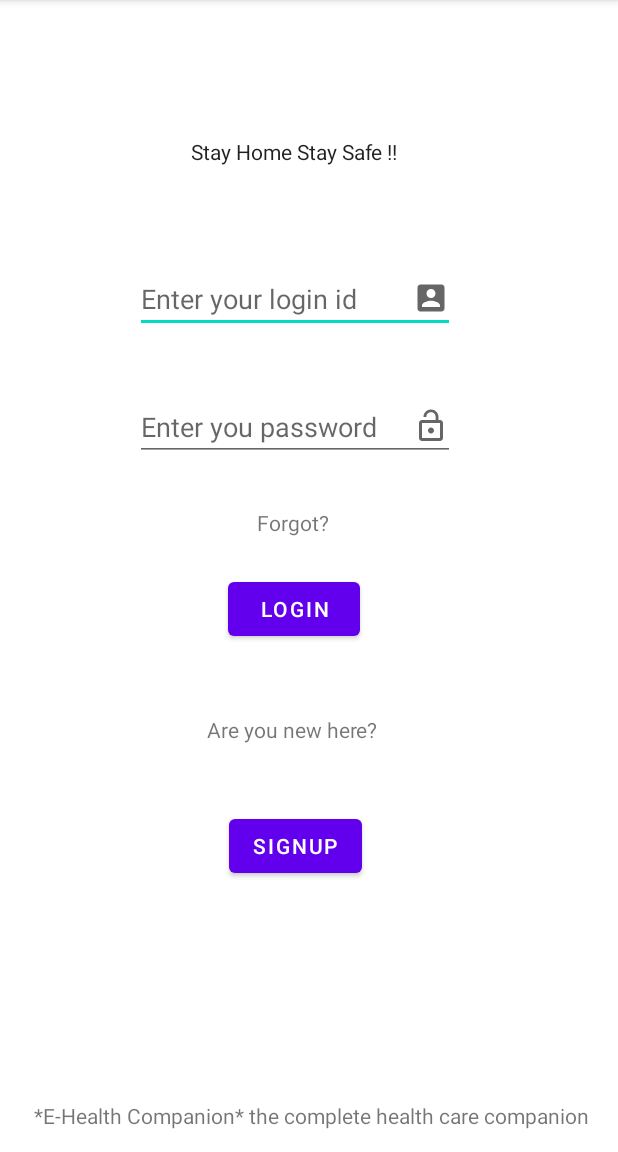
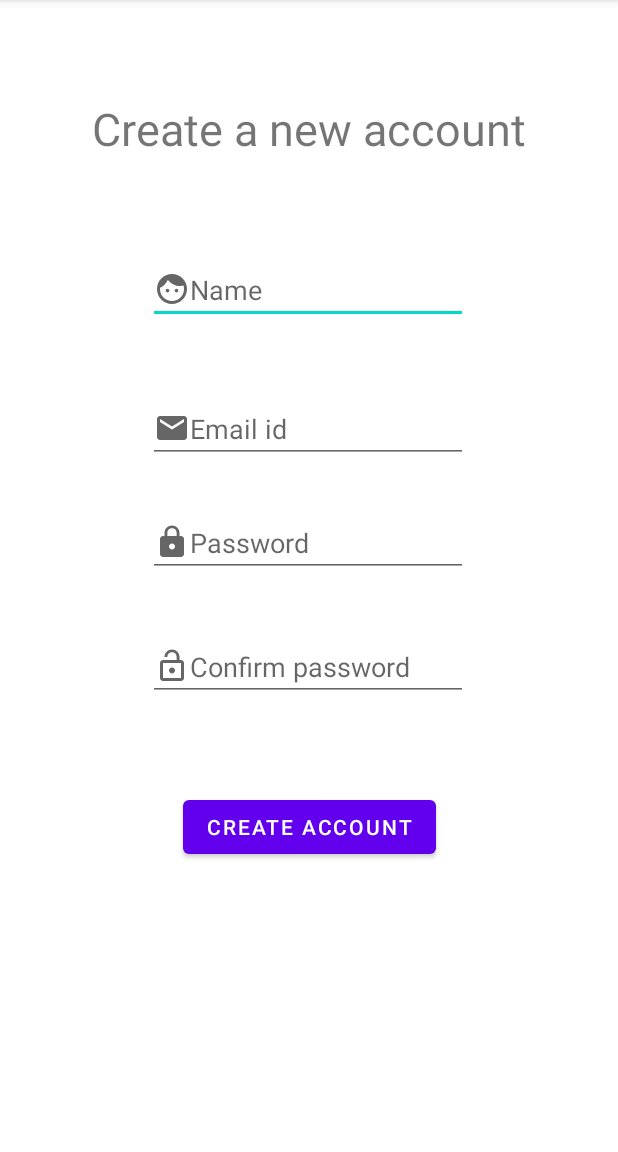
Before and after one commit to vishnujsuresh/revive, an Android app: the screen it shows after launch (MainActivity before the commit, signup after it), after a tap on "SIGNUP", on a phone screen of 412 x 824 dp, the part 84-1236 px from its top. Run offline under Robolectric (Android 15) with nearby library versions, the phone set to English and light mode, and no system bars; our stand-ins replace Firebase (no records; nobody signed in at launch, a user with empty details on screens opened directly).

Commit message:
signui ui fix

```diff
--- a/app/src/main/AndroidManifest.xml
+++ b/app/src/main/AndroidManifest.xml
@@ -1,7 +1,6 @@
 <?xml version="1.0" encoding="utf-8"?>
 <manifest xmlns:android="http://schemas.android.com/apk/res/android"
     package="com.example.myapplication">
-
 
     <application
         android:allowBackup="true"
@@ -10,7 +9,9 @@
         android:roundIcon="@mipmap/ic_launcher_round"
         android:supportsRtl="true"
         android:theme="@style/Theme.MyApplication">
-        <activity android:name=".drbot"></activity>
+        <activity android:name=".signup"></activity>
+        <activity android:name=".Timeline" />
+        <activity android:name=".drbot" />
         <activity android:name=".medstats" />
         <activity android:name=".symptommanagement" />
         <activity android:name=".home" />
--- a/app/src/main/java/com/example/myapplication/MainActivity.kt
+++ b/app/src/main/java/com/example/myapplication/MainActivity.kt
@@ -8,60 +8,41 @@ import android.view.View
 import android.widget.Button
 import android.widget.EditText
 import android.widget.Toast
+import com.google.android.gms.tasks.OnCompleteListener
 import com.google.firebase.auth.FirebaseAuth
-//import com.google.firebase.analytics.FirebaseAnalytics
+import com.google.firebase.analytics.FirebaseAnalytics
+import com.google.firebase.auth.AuthResult
 
 
 class MainActivity : AppCompatActivity() {
 
-    lateinit var auth: FirebaseAuth
-    private var mAuth:FirebaseAuth?=null
+
 
     override fun onCreate(savedInstanceState: Bundle?) {
         super.onCreate(savedInstanceState)
         setContentView(R.layout.activity_main)
 
-        mAuth = FirebaseAuth.getInstance()
 
 
-        val signupvar = findViewById<Button>(R.id.signupButton)
-        val loginvar = findViewById<Button>(R.id.login_button)
-        val emailvar = findViewById<EditText>(R.id.loginmail)
-        val passvar = findViewById<EditText>(R.id.password)
 
-        signupvar.setOnClickListener {
-            val intent = Intent(this@MainActivity, MainActivity2signup::class.java)
+        val signupvar= findViewById<Button>(R.id.signupButton)
+        val loginvar= findViewById<Button>(R.id.login_button)
+
+        signupvar.setOnClickListener{
+           val intent = Intent(this@MainActivity,signup::class.java)
             startActivity(intent)
 
         }
 
-      loginvar.setOnClickListener {
-            val intent = Intent(this@MainActivity, home::class.java)
+        loginvar.setOnClickListener{
+            val intent = Intent(this@MainActivity,home::class.java)
             startActivity(intent)
 
         }
 
-        fun buLoginEvent(view:View){
-
-            //signu event when signup is clicked
-            val email= emailvar.text.toString()
-            val password= passvar.text.toString()
-            //loginToFirebase(email,password)
-        }
-
-        fun loginToFirebase(email:String,password:String){
-            mAuth!!.createUserWithEmailAndPassword(email,password)
-                    .addOnCompleteListener(this){task ->
-                        if(task.isSuccessful){
-                            Toast.makeText(applicationContext,"login Successful",Toast.LENGTH_LONG).show()
-                            //Log.d("login:",mAuth!!.currentUser)
-                        }
-                        else{
-                            Toast.makeText(applicationContext,"login Failed",Toast.LENGTH_LONG).show()
-                        }
 
 
-                    }
-        }
-    }
+
 }
+
+}
--- a/app/src/main/java/com/example/myapplication/signup.kt
+++ b/app/src/main/java/com/example/myapplication/signup.kt
@@ -8,4 +8,5 @@ class signup : AppCompatActivity() {
         super.onCreate(savedInstanceState)
         setContentView(R.layout.activity_signup)
     }
+
 }
--- a/app/src/main/res/layout/activity_signup.xml
+++ b/app/src/main/res/layout/activity_signup.xml
@@ -4,6 +4,90 @@
     xmlns:tools="http://schemas.android.com/tools"
     android:layout_width="match_parent"
     android:layout_height="match_parent"
-    tools:context=".signup">
+    tools:context=".MainActivity2signup">
+
+
+    <EditText
+        android:id="@+id/SName"
+        android:layout_width="wrap_content"
+        android:layout_height="wrap_content"
+        android:ems="10"
+        android:hint="Name"
+        android:inputType="textPersonName"
+        android:drawableStart="@drawable/ic_baseline_face_24"
+        app:layout_constraintBottom_toBottomOf="parent"
+        app:layout_constraintEnd_toEndOf="parent"
+        app:layout_constraintHorizontal_bias="0.497"
+        app:layout_constraintStart_toStartOf="parent"
+        app:layout_constraintTop_toTopOf="parent"
+        app:layout_constraintVertical_bias="0.236" />
+
+    <EditText
+        android:id="@+id/mail"
+        android:layout_width="wrap_content"
+        android:layout_height="wrap_content"
+        android:ems="10"
+        android:hint="Email id"
+        android:inputType="textEmailAddress"
+        android:drawableStart="@drawable/ic_baseline_email_24"
+        app:layout_constraintBottom_toBottomOf="parent"
+        app:layout_constraintEnd_toEndOf="parent"
+        app:layout_constraintHorizontal_bias="0.497"
+        app:layout_constraintStart_toStartOf="parent"
+        app:layout_constraintTop_toBottomOf="@+id/SName"
+        app:layout_constraintVertical_bias="0.094" />
+
+    <EditText
+        android:id="@+id/signpass"
+        android:layout_width="wrap_content"
+        android:layout_height="wrap_content"
+        android:ems="10"
+        android:hint="Password"
+        android:inputType="textPassword"
+        android:drawableStart="@drawable/ic_baseline_lock_24"
+        app:layout_constraintBottom_toBottomOf="parent"
+        app:layout_constraintEnd_toEndOf="parent"
+        app:layout_constraintHorizontal_bias="0.497"
+        app:layout_constraintStart_toStartOf="parent"
+        app:layout_constraintTop_toBottomOf="@+id/mail"
+        app:layout_constraintVertical_bias="0.074" />
+
+    <EditText
+        android:id="@+id/signpasscon"
+        android:layout_width="wrap_content"
+        android:layout_height="wrap_content"
+        android:ems="10"
+        android:hint="Confirm password"
+        android:inputType="textPassword"
+        android:drawableStart="@drawable/ic_baseline_lock_open_24"
+        app:layout_constraintBottom_toBottomOf="parent"
+        app:layout_constraintEnd_toEndOf="parent"
+        app:layout_constraintHorizontal_bias="0.497"
+        app:layout_constraintStart_toStartOf="parent"
+        app:layout_constraintTop_toBottomOf="@+id/signpass"
+        app:layout_constraintVertical_bias="0.11" />
+
+    S<Button
+    android:id="@+id/confirm"
+    android:layout_width="wrap_content"
+    android:layout_height="wrap_content"
+    android:text="Create Account"
+    app:layout_constraintBottom_toBottomOf="parent"
+    app:layout_constraintEnd_toEndOf="parent"
+    app:layout_constraintStart_toStartOf="parent"
+    app:layout_constraintTop_toBottomOf="@+id/signpasscon"
+    app:layout_constraintVertical_bias="0.237" />
+
+    <TextView
+        android:id="@+id/create"
+        android:layout_width="wrap_content"
+        android:layout_height="wrap_content"
+        android:text="Create a new account"
+        android:textSize="30sp"
+        app:layout_constraintBottom_toTopOf="@+id/SName"
+        app:layout_constraintEnd_toEndOf="parent"
+        app:layout_constraintStart_toStartOf="parent"
+        app:layout_constraintTop_toTopOf="parent" />
+
 
 </androidx.constraintlayout.widget.ConstraintLayout>
```
